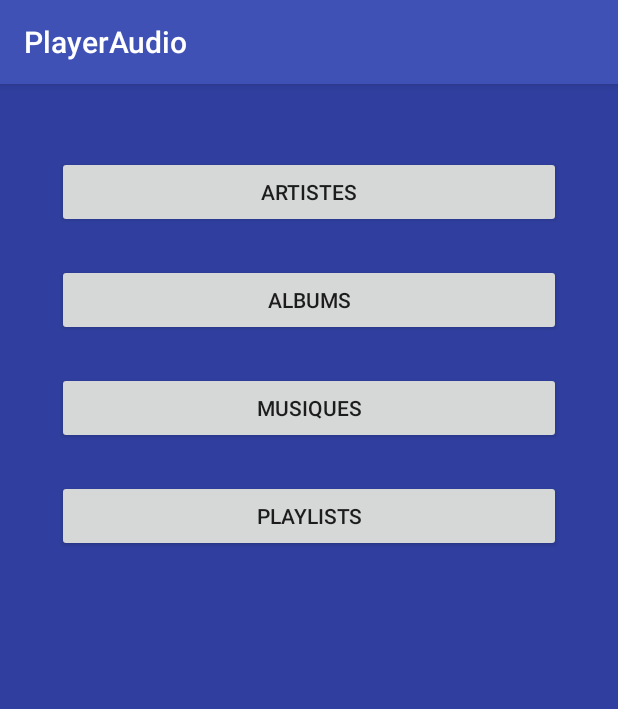
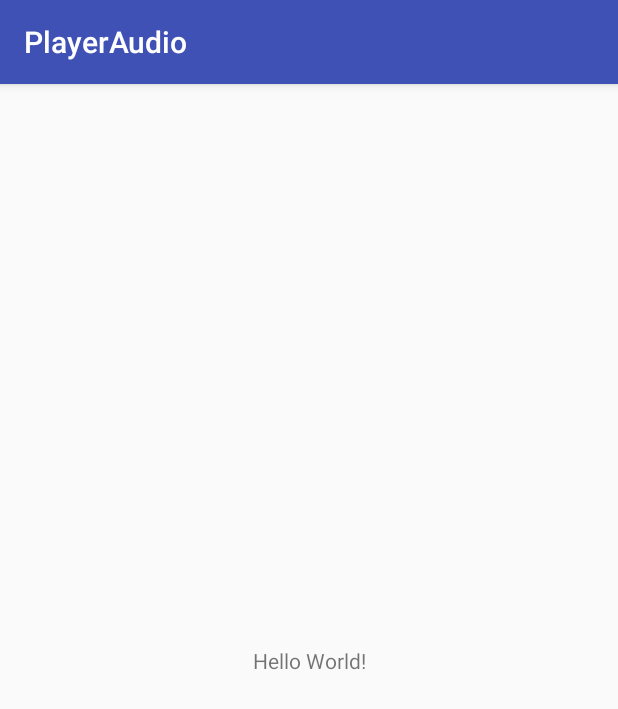
Before and after one commit to TomDuthoit/ProjetAndroid, an Android app: the screen it shows after launch (MainMenu), on a phone screen of 412 x 824 dp. Shown: the top 709 px of the screen. Run offline under Robolectric (Android 15) with nearby library versions, the phone set to English and light mode, and no system bars.

Commit message:
Revert "j'ai commencé le le mainmenu"
This reverts commit b25f4d6e242b8e66c512a7ca4a94fadb3bbbab14.

```diff
--- a/PlayerAudio/app/src/main/res/layout/activity_main_menu.xml
+++ b/PlayerAudio/app/src/main/res/layout/activity_main_menu.xml
@@ -2,54 +2,17 @@
 <android.support.constraint.ConstraintLayout xmlns:android="http://schemas.android.com/apk/res/android"
     xmlns:app="http://schemas.android.com/apk/res-auto"
     xmlns:tools="http://schemas.android.com/tools"
-    android:id="@+id/Background"
     android:layout_width="match_parent"
     android:layout_height="match_parent"
-    android:visibility="visible"
-    android:background="@color/colorPrimaryDark"
     tools:context=".MainMenu">
 
-    <Button
-        android:id="@+id/artistes"
-        android:layout_width="336dp"
+    <TextView
+        android:layout_width="wrap_content"
         android:layout_height="wrap_content"
-        android:layout_marginTop="48dp"
-        android:text="Artistes"
-        app:layout_constraintEnd_toEndOf="parent"
-        app:layout_constraintHorizontal_bias="0.5"
-        app:layout_constraintStart_toStartOf="parent"
+        android:text="Hello World!"
+        app:layout_constraintBottom_toBottomOf="parent"
+        app:layout_constraintLeft_toLeftOf="parent"
+        app:layout_constraintRight_toRightOf="parent"
         app:layout_constraintTop_toTopOf="parent" />
 
-    <Button
-        android:id="@+id/musiques"
-        android:layout_width="336dp"
-        android:layout_height="wrap_content"
-        android:layout_marginTop="24dp"
-        android:text="Musiques"
-        app:layout_constraintEnd_toEndOf="parent"
-        app:layout_constraintHorizontal_bias="0.5"
-        app:layout_constraintStart_toStartOf="parent"
-        app:layout_constraintTop_toBottomOf="@+id/albums" />
-
-    <Button
-        android:id="@+id/playlists"
-        android:layout_width="336dp"
-        android:layout_height="wrap_content"
-        android:layout_marginTop="24dp"
-        android:text="Playlists"
-        app:layout_constraintEnd_toEndOf="parent"
-        app:layout_constraintHorizontal_bias="0.5"
-        app:layout_constraintStart_toStartOf="parent"
-        app:layout_constraintTop_toBottomOf="@+id/musiques" />
-
-    <Button
-        android:id="@+id/albums"
-        android:layout_width="336dp"
-        android:layout_height="wrap_content"
-        android:layout_marginTop="24dp"
-        android:text="Albums"
-        app:layout_constraintEnd_toEndOf="parent"
-        app:layout_constraintHorizontal_bias="0.5"
-        app:layout_constraintStart_toStartOf="parent"
-        app:layout_constraintTop_toBottomOf="@+id/artistes" />
 </android.support.constraint.ConstraintLayout>
```
Also changed, not shown: 3 other files.
